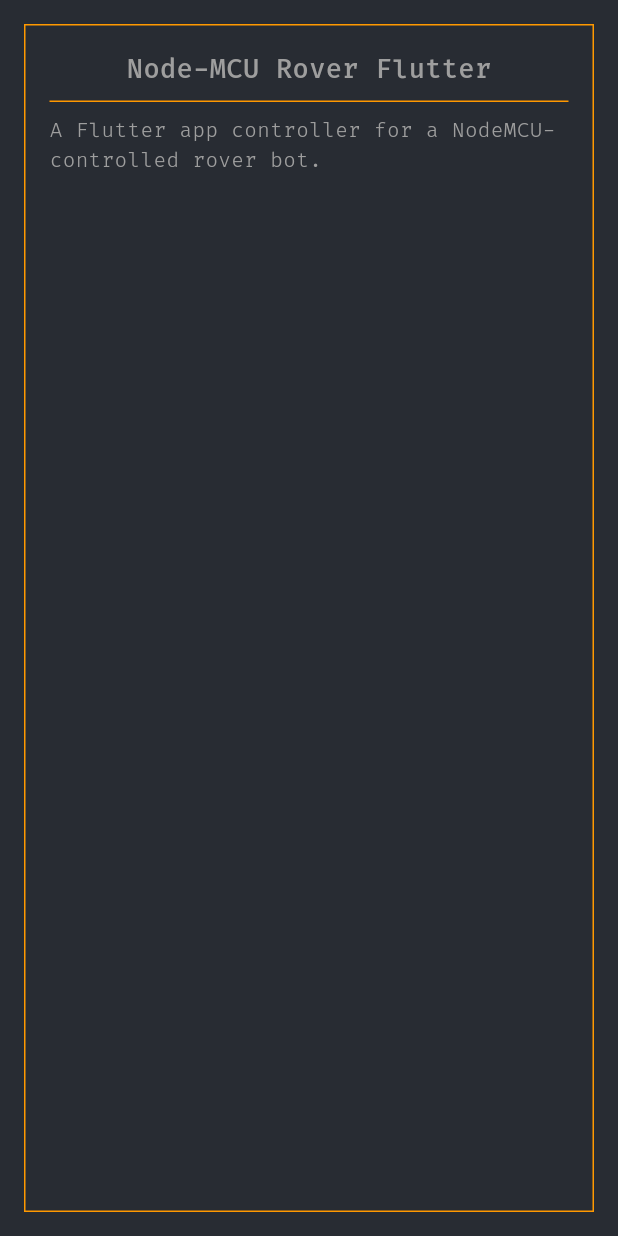
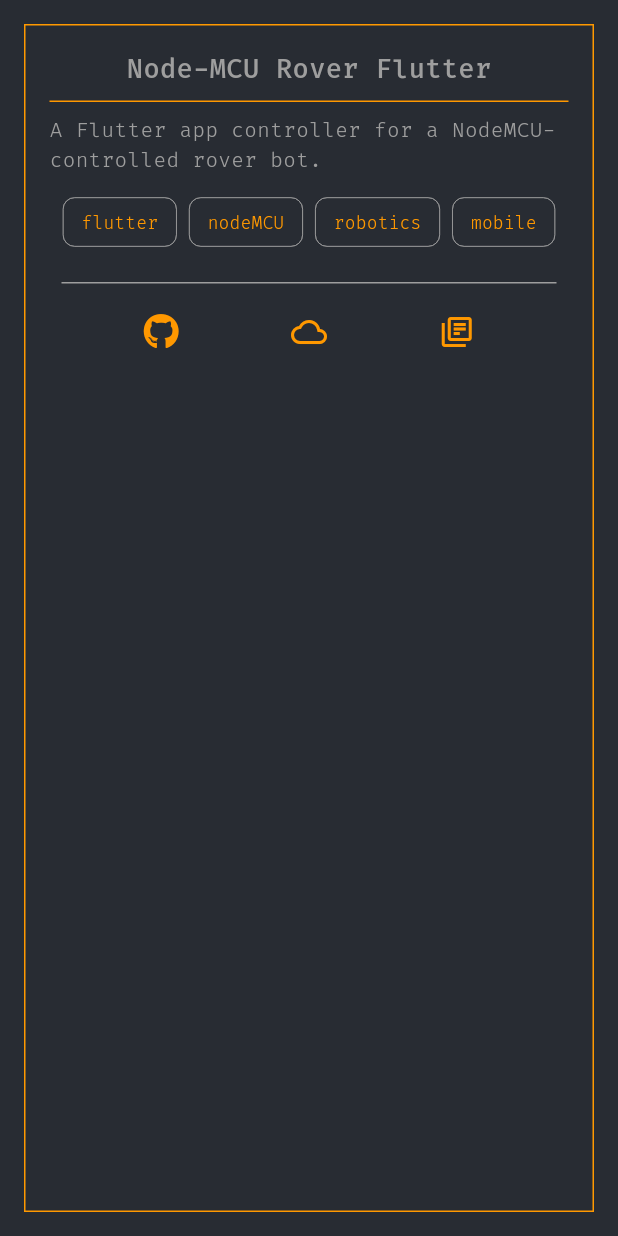
Before and after one commit to nirans2002/Website_Flutter, a Flutter app: the ProjectItemTile widget shown alone on an empty page, opened directly with sample values from the repository, on a phone screen of 412 x 824 dp. Run offline on Flutter 3.47's test engine with Material 3 defaults, Android fonts, the phone set to English and light mode, and no system bars; our stand-ins replace firebase_core, font_awesome_flutter, google_fonts; missing offline and left inert: adaptive_navbar; accounts and stored records are empty.

Commit message:
basic project item

```diff
--- a/lib/components/project_item_tile.dart
+++ b/lib/components/project_item_tile.dart
@@ -1,4 +1,5 @@
 import 'package:flutter/material.dart';
+import 'package:font_awesome_flutter/font_awesome_flutter.dart';
 import 'package:niransnarayanan/data/project.dart';
 import 'package:niransnarayanan/utils/responsive.dart';
 
@@ -54,6 +55,65 @@
                   color: Colors.grey,
                 ),
               ),
+              Padding(
+                padding: const EdgeInsets.symmetric(vertical: 8.0),
+                child: Wrap(
+                  spacing: 8.0,
+                  children: project.tags.map((tag) {
+                    return Chip(
+                      // backgroundColor: Colors.orange,
+                      padding: const EdgeInsets.all(4.0),
+                      side: const BorderSide(color: Colors.grey, width: 0.5),
+                      label: Text(
+                        tag,
+                        style: const TextStyle(
+                          fontSize: 12,
+                          fontWeight: FontWeight.w100,
+                          color: Colors.orange,
+                        ),
+                      ),
+                    );
+                  }).toList(),
+                ),
+              ),
+              Padding(
+                padding: const EdgeInsets.all(8.0),
+                child: Container(
+                  height: 1.0,
+                  width: double.infinity,
+                  color: Colors.grey,
+                ),
+              ),
+
+              Row(
+                mainAxisAlignment: MainAxisAlignment.spaceEvenly,
+                children: [
+                  IconButton(
+                    tooltip: "Go to GitHub Repo",
+                    onPressed: () {},
+                    icon: const Icon(
+                      FontAwesomeIcons.github,
+                      color: Colors.orange,
+                    ),
+                  ),
+                  IconButton(
+                    tooltip: "See live project",
+                    onPressed: () {},
+                    icon: const Icon(
+                      Icons.wb_cloudy_outlined,
+                      color: Colors.orange,
+                    ),
+                  ),
+                  IconButton(
+                    tooltip: "go to documentation",
+                    onPressed: () {},
+                    icon: Icon(
+                      Icons.my_library_books_outlined,
+                      color: Colors.orange,
+                    ),
+                  ),
+                ],
+              ),
             ],
           ),
         ),
```
